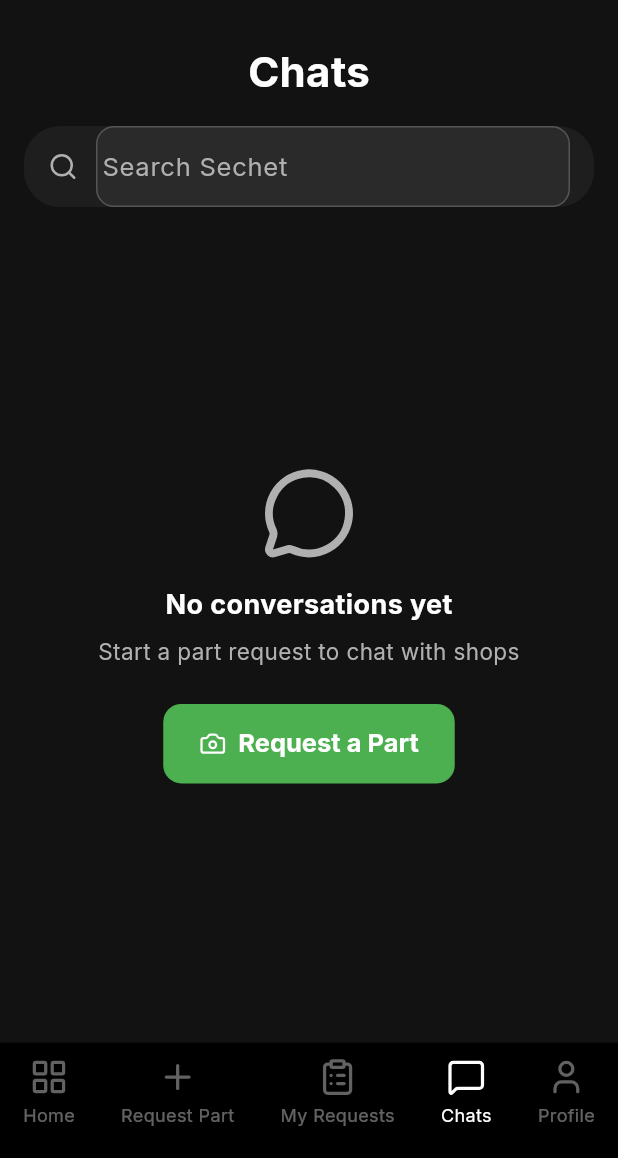
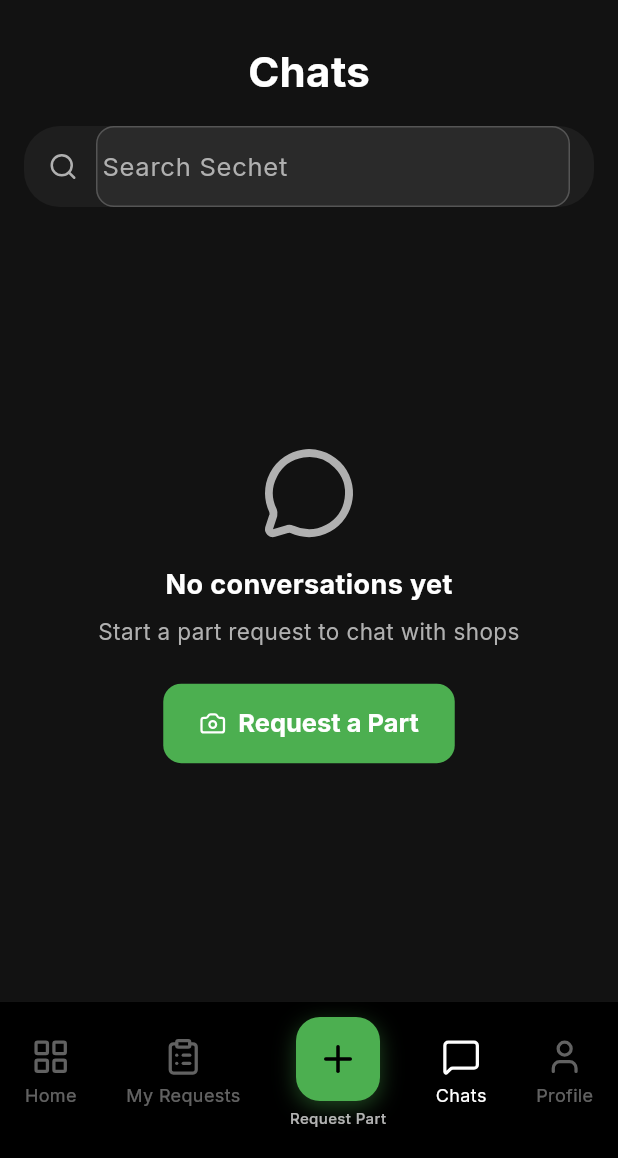
Before and after one commit to Shangev/Sparelink, a Flutter app: the screen it shows once a user with an empty profile is signed in, item 4 of the bottom bar chosen, on a phone screen of 412 x 824 dp, the part 78-1236 px from its top. Run offline on Flutter 3.47's test engine with Material 3 defaults, Android fonts, the phone set to English and light mode, and no system bars; our stand-ins replace audioplayers, camera, dio, file_picker, flutter_riverpod, flutter_secure_storage and 9 more; missing offline and left inert: record; accounts and stored records are empty; project files that could hold a hidden picture were left out.

Commit message:
Restructure mobile BottomNavigationBar tabs
- Reorder nav items: Home, My Requests, Request Part, Chats, Profile
- Make Request Part button visually distinct as central action
- Add green accent background, rounded corners, and glow effect to center button
- Ensure Profile tab is visible as final item on the right

```diff
--- a/sparelink-flutter/lib/shared/widgets/responsive_shell.dart
+++ b/sparelink-flutter/lib/shared/widgets/responsive_shell.dart
@@ -60,17 +60,17 @@
         activeIcon: LucideIcons.house,
       ),
       NavItem(
-        path: '/request-part',
-        label: 'Request Part',
-        icon: LucideIcons.plus,
-        activeIcon: LucideIcons.plus,
-      ),
-      NavItem(
         path: '/my-requests',
         label: 'My Requests',
         icon: LucideIcons.clipboardList,
         activeIcon: LucideIcons.clipboardList,
         badgeCount: badges['requests'],
+      ),
+      NavItem(
+        path: '/request-part',
+        label: 'Request Part',
+        icon: LucideIcons.plus,
+        activeIcon: LucideIcons.plus,
       ),
       NavItem(
         path: '/chats',
@@ -406,10 +406,24 @@
       ),
       child: Row(
         mainAxisAlignment: MainAxisAlignment.spaceAround,
-        children: _navItems.map((item) {
+        children: _navItems.asMap().entries.map((entry) {
+          final index = entry.key;
+          final item = entry.value;
           final isActive = _isPathActive(item.path);
           // Use Grid icon for Home on mobile
           final icon = item.path == '/' ? LucideIcons.layoutGrid : item.icon;
+          // Center item (index 2) is the "Request Part" button - make it visually distinct
+          final isCenterAction = index == 2;
+
+          if (isCenterAction) {
+            return _buildCenterActionButton(
+              icon: icon,
+              label: item.label,
+              isActive: isActive,
+              onTap: () => context.go(item.path),
+            );
+          }
+
           return _buildNavItem(
             icon: icon,
             label: item.label,
@@ -418,6 +432,51 @@
             onTap: () => context.go(item.path),
           );
         }).toList(),
+      ),
+    );
+  }
+
+  Widget _buildCenterActionButton({
+    required IconData icon,
+    required String label,
+    bool isActive = false,
+    required VoidCallback onTap,
+  }) {
+    return GestureDetector(
+      onTap: onTap,
+      child: Column(
+        mainAxisSize: MainAxisSize.min,
+        children: [
+          Container(
+            width: 56,
+            height: 56,
+            decoration: BoxDecoration(
+              color: AppTheme.accentGreen,
+              borderRadius: BorderRadius.circular(16),
+              boxShadow: [
+                BoxShadow(
+                  color: AppTheme.accentGreen.withOpacity(0.4),
+                  blurRadius: 12,
+                  offset: const Offset(0, 4),
+                ),
+              ],
+            ),
+            child: Icon(
+              icon,
+              color: Colors.black,
+              size: 28,
+            ),
+          ),
+          const SizedBox(height: 4),
+          Text(
+            label,
+            style: TextStyle(
+              color: isActive ? AppTheme.accentGreen : Colors.white70,
+              fontSize: 10,
+              fontWeight: FontWeight.w500,
+            ),
+          ),
+        ],
       ),
     );
   }
```
